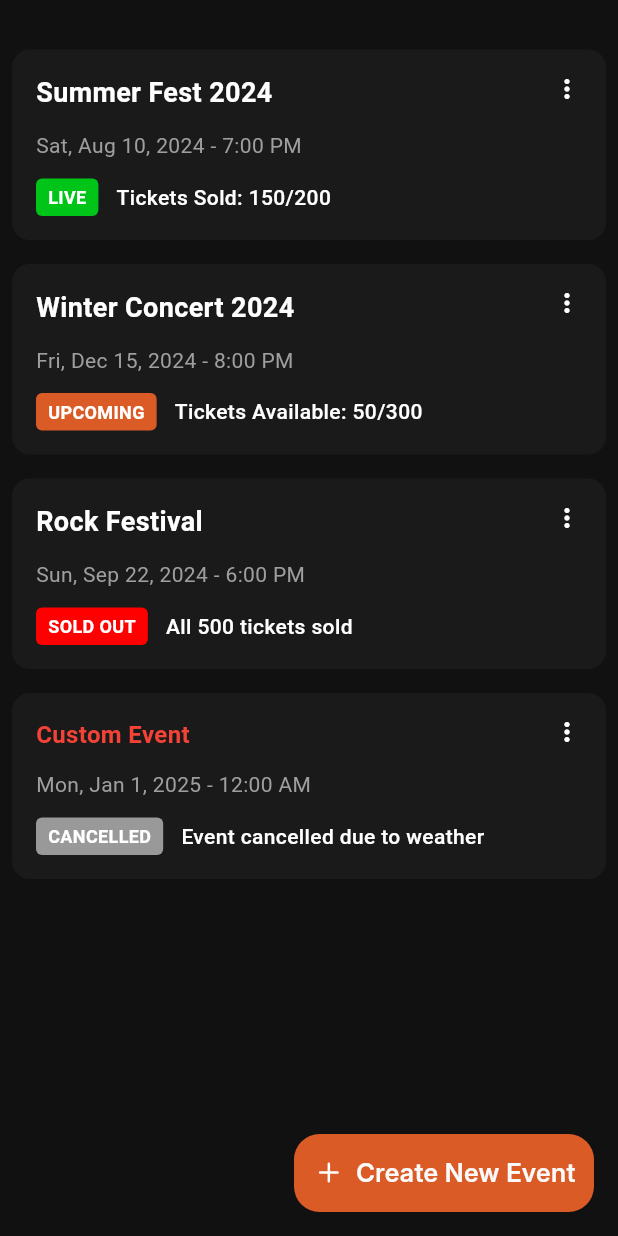
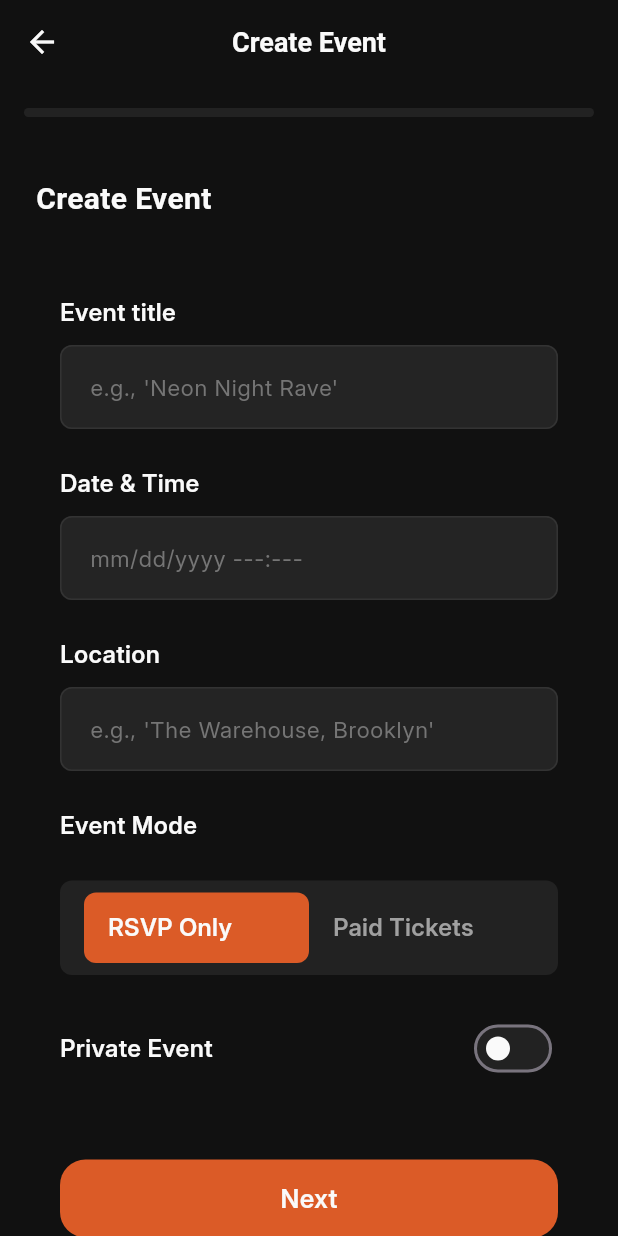
Before and after one commit to Nashkim254/nest, a Flutter app: the PastTab screen opened directly with empty values, after a tap on "Create New Event", on a phone screen of 412 x 824 dp. Run offline on Flutter 3.47's test engine with Material 3 defaults, Android fonts, the light colour scheme and no system bars; our stand-ins replace flutter_svg, image_picker, permission_handler, stacked, stacked_services, stacked_shared and 1 more.

Commit message:
create event

```diff
--- a/lib/app/app.dart
+++ b/lib/app/app.dart
@@ -28,6 +28,7 @@ import 'package:nest/ui/views/discover_find_people/discover_find_people_view.dar
 import 'package:nest/ui/dialogs/comments/comments_dialog.dart';
 import 'package:nest/ui/bottom_sheets/share/share_sheet.dart';
 import 'package:nest/ui/bottom_sheets/report/report_sheet.dart';
+import 'package:nest/ui/views/create_event/create_event_view.dart';
 // @stacked-import
 
 @StackedApp(
@@ -49,6 +50,7 @@ import 'package:nest/ui/bottom_sheets/report/report_sheet.dart';
     MaterialRoute(page: ChatView),
     MaterialRoute(page: CreatePostView),
     MaterialRoute(page: DiscoverFindPeopleView),
+    MaterialRoute(page: CreateEventView),
 // @stacked-route
   ],
   dependencies: [
--- a/lib/models/event_data.dart
+++ b/lib/models/event_data.dart
@@ -1,4 +1,3 @@
-
 import 'package:flutter/material.dart';
 
 import '../ui/common/app_enums.dart';
--- /dev/null
+++ b/lib/models/page_item.dart
@@ -0,0 +1,7 @@
+class PageItem {
+  final String title;
+
+  PageItem({
+    required this.title,
+  });
+}
--- a/lib/ui/bottom_sheets/report/report_sheet.dart
+++ b/lib/ui/bottom_sheets/report/report_sheet.dart
@@ -176,8 +176,7 @@ class ReportOptionItemWidget extends StatelessWidget {
                       child: Icon(
                         Icons.circle,
                         size: 8,
-                        color: kcWhiteColor
-                        ,
+                        color: kcWhiteColor,
                       ),
                     )
                   : null,
--- a/lib/ui/common/app_colors.dart
+++ b/lib/ui/common/app_colors.dart
@@ -37,4 +37,5 @@ const Color kcMyTextColor = Color(0xFF2A2A2A);
 const Color kcGrey3Color = Color(0xFF222222);
 const Color kcGrey4Color = Color(0xFFA0A0A0);
 const Color kcEventCardColor = Color(0xFF111111);
+const Color kcStepperColor = Color(0xFF222222);
 const Color kcBackgroundColor = kcDarkGreyColor;
--- a/lib/ui/common/app_enums.dart
+++ b/lib/ui/common/app_enums.dart
@@ -76,3 +76,11 @@ enum EventStatus {
   final String label;
   final Color color;
 }
+
+enum EventMode {
+  rsvp('RSVP Only'),
+  paid('Paid Tickets');
+
+  const EventMode(this.label);
+  final String label;
+}
--- /dev/null
+++ b/lib/ui/views/create_event/create_event_view.dart
@@ -0,0 +1,112 @@
+import 'package:flutter/material.dart';
+import 'package:nest/ui/common/app_colors.dart';
+import 'package:nest/ui/common/app_custom_button.dart';
+import 'package:nest/ui/common/app_inputdecoration.dart';
+import 'package:nest/ui/common/app_styles.dart';
+import 'package:nest/ui/views/create_event/event_visuals.dart';
+import 'package:nest/ui/views/create_event/progress_bar.dart';
+import 'package:nest/ui/views/create_event/ticket_setup.dart';
+import 'package:stacked/stacked.dart';
+
+import '../../../models/page_item.dart';
+import '../../../models/progress_segment.dart';
+import '../../common/ui_helpers.dart';
+import 'create_event_viewmodel.dart';
+import 'event_details.dart';
+
+class CreateEventView extends StackedView<CreateEventViewModel> {
+  const CreateEventView({Key? key}) : super(key: key);
+
+  @override
+  Widget builder(
+    BuildContext context,
+    CreateEventViewModel viewModel,
+    Widget? child,
+  ) {
+    return SafeArea(
+      child: Scaffold(
+        backgroundColor: kcDarkColor,
+        appBar: AppBar(
+          backgroundColor: kcDarkColor,
+          automaticallyImplyLeading: false,
+          leading: IconButton(
+            onPressed: () {},
+            icon: Icon(
+              Icons.adaptive.arrow_back_outlined,
+              color: kcWhiteColor,
+            ),
+          ),
+          elevation: 0,
+          title: const Text(
+            'Create Event',
+            style: TextStyle(
+              fontSize: 18,
+              fontWeight: FontWeight.w600,
+              color: kcWhiteColor,
+            ),
+          ),
+          centerTitle: true,
+        ),
+        body: Column(
+          children: [
+            // Progress Bar
+            const Padding(
+              padding: EdgeInsets.all(16.0),
+              child: StackedProgressBar(),
+            ),
+
+            // Page View
+            Expanded(
+              child: _buildPageView(viewModel),
+            ),
+
+            // Navigation Buttons
+          ],
+        ),
+      ),
+    );
+  }
+
+  @override
+  CreateEventViewModel viewModelBuilder(
+    BuildContext context,
+  ) =>
+      CreateEventViewModel();
+}
+
+Widget _buildPageView(CreateEventViewModel viewModel) {
+  return PageView.builder(
+    controller: viewModel.pageController,
+    onPageChanged: viewModel.onPageChanged,
+    itemCount: viewModel.itemCount,
+    itemBuilder: (context, index) {
+      return _buildPageItem(
+          viewModel.items[index], index, viewModel.itemCount, viewModel);
+    },
+  );
+}
+
+Widget _buildPageItem(
+    PageItem item, int index, int totalItems, CreateEventViewModel viewModel) {
+  return SingleChildScrollView(
+    padding: const EdgeInsets.all(24),
+    child: Column(crossAxisAlignment: CrossAxisAlignment.start, children: [
+      // Page Title
+      Text(
+        item.title,
+        style: const TextStyle(
+          fontSize: 20,
+          fontWeight: FontWeight.bold,
+          color: kcWhiteColor,
+        ),
+      ),
+
+      verticalSpaceMedium,
+
+      // Page Content
+      if (index == 0) EventDetails(viewModel: viewModel),
+      if (index == 1) TicketSetup(viewModel: viewModel),
+      if (index == 2) EventVisuals(viewModel: viewModel),
+    ]),
+  );
+}
--- /dev/null
+++ b/lib/ui/views/create_event/create_event_viewmodel.dart
@@ -0,0 +1,103 @@
+import 'package:flutter/material.dart';
+import 'package:nest/ui/common/app_enums.dart';
+import 'package:stacked/stacked.dart';
+
+import '../../../models/page_item.dart';
+
+class CreateEventViewModel extends BaseViewModel {
+  final PageController _pageController = PageController();
+  PageController get pageController => _pageController;
+  bool _max1PerUser = false;
+  bool get isMax1PerUser => _max1PerUser;
+  set isMax1PerUser(bool value) {
+    _max1PerUser = value;
+    notifyListeners();
+  }
+
+  int _currentPage = 0;
+  int get currentPage => _currentPage;
+  EventMode _eventMode = EventMode.rsvp;
+  EventMode get eventMode => _eventMode;
+  set eventMode(EventMode mode) {
+    _eventMode = mode;
+    notifyListeners();
+  }
+
+  bool isPrivate = false;
+  bool get isRsvP => _eventMode == EventMode.rsvp;
+  bool get isPaid => _eventMode == EventMode.paid;
+
+  togglePaidTickets() {
+    _eventMode = _eventMode == EventMode.paid ? EventMode.rsvp : EventMode.paid;
+    notifyListeners();
+  }
+
+  togglePrivate() {
+    isPrivate = !isPrivate;
+    notifyListeners();
+  }
+
+  final List<PageItem> _items = [
+    PageItem(
+      title: "Create Event",
+    ),
+    PageItem(
+      title: "Ticket Setup",
+    ),
+    PageItem(
+      title: "Event Visuals",
+    ),
+  ];
+  List<PageItem> get items => _items;
+  int get itemCount => _items.length;
+  PageItem get currentItem => _items[_currentPage];
+  bool get isFirstPage => _currentPage == 0;
+  bool get isLastPage => _currentPage == _items.length - 1;
+  double get progress => (_currentPage + 1) / _items.length;
+
+  void onPageChanged(int index) {
+    _currentPage = index;
+    notifyListeners();
+  }
+
+  Future<void> nextPage() async {
+    if (!isLastPage) {
+      await _pageController.nextPage(
+        duration: const Duration(milliseconds: 300),
+        curve: Curves.easeInOut,
+      );
+    }
+  }
+
+  Future<void> previousPage() async {
+    if (!isFirstPage) {
+      await _pageController.previousPage(
+        duration: const Duration(milliseconds: 300),
+        curve: Curves.easeInOut,
+      );
+    }
+  }
+
+  Future<void> goToPage(int index) async {
+    await _pageController.animateToPage(
+      index,
+      duration: const Duration(milliseconds: 300),
+      curve: Curves.easeInOut,
+    );
+  }
+
+  void onFinishPressed() {
+    setBusy(true);
+
+    // Simulate some async operation
+    Future.delayed(const Duration(seconds: 1), () {
+      setBusy(false);
+    });
+  }
+
+  @override
+  void dispose() {
+    _pageController.dispose();
+    super.dispose();
+  }
+}
--- /dev/null
+++ b/lib/ui/views/create_event/event_details.dart
@@ -0,0 +1,186 @@
+import 'package:flutter/material.dart';
+import 'package:nest/ui/views/create_event/progress_bar.dart';
+
+import '../../common/app_colors.dart';
+import '../../common/app_custom_button.dart';
+import '../../common/app_inputdecoration.dart';
+import '../../common/app_styles.dart';
+import '../../common/ui_helpers.dart';
+import 'create_event_viewmodel.dart';
+
+class EventDetails extends StatelessWidget {
+  const EventDetails({super.key, required this.viewModel});
+  final CreateEventViewModel viewModel;
+  @override
+  Widget build(BuildContext context) {
+    return Padding(
+      padding: const EdgeInsets.symmetric(horizontal: 16.0, vertical: 25.0),
+      child: SingleChildScrollView(
+        child: Column(
+          crossAxisAlignment: CrossAxisAlignment.start,
+          children: [
+            Text(
+              'Event title',
+              style: titleTextMedium.copyWith(
+                fontSize: 16,
+                fontWeight: FontWeight.w600,
+                color: kcWhiteColor,
+              ),
+            ),
+            verticalSpaceSmall,
+            TextFormField(
+              decoration: AppInputDecoration.standard(
+                hintText: "e.g., 'Neon Night Rave'",
+                filled: true,
+              ),
+            ),
+            verticalSpaceMedium,
+            Text(
+              'Date & Time',
+              style: titleTextMedium.copyWith(
+                fontSize: 16,
+                fontWeight: FontWeight.w600,
+                color: kcWhiteColor,
+              ),
+            ),
+            verticalSpaceSmall,
+            TextFormField(
+              decoration: AppInputDecoration.standard(
+                hintText: 'mm/dd/yyyy ---:---',
+                filled: true,
+              ),
+            ),
+            verticalSpaceMedium,
+            Text(
+              'Location',
+              style: titleTextMedium.copyWith(
+                fontSize: 16,
+                fontWeight: FontWeight.w600,
+                color: kcWhiteColor,
+              ),
+            ),
+            verticalSpaceSmall,
+            TextFormField(
+              decoration: AppInputDecoration.standard(
+                hintText: "e.g., 'The Warehouse, Brooklyn'",
+                filled: true,
+              ),
+            ),
+            verticalSpaceMedium,
+            Text(
+              'Event Mode',
+              style: titleTextMedium.copyWith(
+                fontSize: 16,
+                fontWeight: FontWeight.w600,
+                color: kcWhiteColor,
+              ),
+            ),
+            verticalSpaceMedium,
+            Container(
+              padding: const EdgeInsets.symmetric(
+                horizontal: 16.0,
+                vertical: 8.0,
+              ),
+              decoration: BoxDecoration(
+                color: kcStepperColor,
+                borderRadius: BorderRadius.circular(8.0),
+              ),
+              child: Row(
+                mainAxisAlignment: MainAxisAlignment.spaceBetween,
+                children: [
+                  Expanded(
+                    child: InkWell(
+                      onTap: () => viewModel.togglePaidTickets(),
+                      child: Container(
+                        padding: const EdgeInsets.symmetric(
+                          horizontal: 16.0,
+                          vertical: 12.0,
+                        ),
+                        decoration: BoxDecoration(
+                          color: viewModel.isRsvP
+                              ? kcPrimaryColor
+                              : Colors.transparent,
+                          borderRadius: BorderRadius.circular(8.0),
+                        ),
+                        child: Text(
+                          'RSVP Only',
+                          style: titleTextMedium.copyWith(
+                            fontSize: 16,
+                            fontWeight: FontWeight.w600,
+                            color: viewModel.isRsvP
+                                ? kcWhiteColor
+                                : kcDisableIconColor,
+                          ),
+                        ),
+                      ),
+                    ),
+                  ),
+                  Expanded(
+                    child: InkWell(
+                      onTap: () => viewModel.togglePaidTickets(),
+                      child: Container(
+                        padding: const EdgeInsets.symmetric(
+                          horizontal: 16.0,
+                          vertical: 12.0,
+                        ),
+                        decoration: BoxDecoration(
+                          color: viewModel.isPaid
+                              ? kcPrimaryColor
+                              : Colors.transparent,
+                          borderRadius: BorderRadius.circular(8.0),
+                        ),
+                        child: Text(
+                          'Paid Tickets',
+                          style: titleTextMedium.copyWith(
+                            fontSize: 16,
+                            fontWeight: FontWeight.w600,
+                            color: viewModel.isPaid
+                                ? kcWhiteColor
+                                : kcDisableIconColor,
+                          ),
+                        ),
+                      ),
+                    ),
+                  ),
+                ],
+              ),
+            ),
+            verticalSpaceMedium,
+            Row(
+              mainAxisAlignment: MainAxisAlignment.spaceBetween,
+              children: [
+                Text(
+                  'Private Event',
+                  style: titleTextMedium.copyWith(
+                    fontSize: 16,
+                    fontWeight: FontWeight.w600,
+                    color: kcWhiteColor,
+                  ),
+                ),
+                Switch(
+                  value: viewModel.isPrivate,
+                  onChanged: (value) => viewModel.togglePrivate(),
+                  activeColor: kcWhiteColor,
+                  activeTrackColor: kcPrimaryColor,
+                  inactiveThumbColor: kcWhiteColor,
+                  inactiveTrackColor: kcStepperColor,
+                ),
+              ],
+            ),
+            verticalSpaceMedium,
+            viewModel.isPrivate
+                ? TextFormField(
+                    decoration: AppInputDecoration.standard(
+                      hintText: "Enter Password",
+                      filled: true,
+                    ),
+                  )
+                : const SizedBox.shrink(),
+            verticalSpaceMedium,
+            AppButton(labelText: 'Next', onTap: () {})
+          ],
+        ),
+      ),
+    );
+  }
+}
--- /dev/null
+++ b/lib/ui/views/create_event/progress_bar.dart
@@ -0,0 +1,20 @@
+import 'package:flutter/material.dart';
+import 'package:nest/ui/common/app_colors.dart';
+
+import '../../../models/progress_segment.dart';
+
+
+class StackedProgressBar extends StatelessWidget {
+  const StackedProgressBar({super.key});
+
+  @override
+  Widget build(BuildContext context) {
+    return Container(
+      height: 6,
+      decoration: BoxDecoration(
+        color: kcStepperColor,
+        borderRadius: BorderRadius.circular(3),
+      ),
+    );
+  }
+}
--- a/lib/ui/views/hosting/hosting_view.dart
+++ b/lib/ui/views/hosting/hosting_view.dart
@@ -83,7 +83,9 @@ class HostingView extends StackedView<HostingViewModel> {
   buildView(HostingViewModel viewModel) {
     switch (viewModel.selectedSelector) {
       case HostingSelector.events:
-        return  EventTab(viewModel: viewModel,);
+        return EventTab(
+          viewModel: viewModel,
+        );
       case HostingSelector.analytics:
         return const AnalyticsTab();
       case HostingSelector.quickActions:
--- a/lib/ui/views/hosting/widgets/analytics.dart
+++ b/lib/ui/views/hosting/widgets/analytics.dart
@@ -62,8 +62,8 @@ class AnalyticsTab extends StatelessWidget {
       ],
     );
   }
+}
 
-}
 Widget buildSelector({
   required String label,
   required bool isSelected,
@@ -140,7 +140,9 @@ Widget buildInsightWidget(
 ) {
   return Container(
     width: double.infinity,
-    padding: const EdgeInsets.symmetric(horizontal: 10, ),
+    padding: const EdgeInsets.symmetric(
+      horizontal: 10,
+    ),
     decoration: BoxDecoration(
       color: kcDarkGreyColor,
       borderRadius: BorderRadius.circular(10),
--- a/lib/ui/views/hosting/widgets/events.dart
+++ b/lib/ui/views/hosting/widgets/events.dart
@@ -11,7 +11,7 @@ import '../hosting_viewmodel.dart';
 
 class EventTab extends StatelessWidget {
   const EventTab({super.key, required this.viewModel});
-final HostingViewModel viewModel;
+  final HostingViewModel viewModel;
   @override
   Widget build(BuildContext context) {
     return DefaultTabController(
--- a/lib/ui/views/hosting/widgets/past_tab.dart
+++ b/lib/ui/views/hosting/widgets/past_tab.dart
@@ -1,4 +1,7 @@
 import 'package:flutter/material.dart';
+import 'package:nest/app/app.locator.dart';
+import 'package:nest/app/app.router.dart';
+import 'package:stacked_services/stacked_services.dart';
 
 import '../../../common/app_colors.dart';
 import '../../../common/app_custom_button.dart';
@@ -64,7 +67,7 @@ class PastTab extends StatelessWidget {
         width: 200,
         leadingIcon: add,
         labelText: 'Create New Event',
-        onTap: () {},
+        onTap: () => locator<NavigationService>().navigateToCreateEventView(),
       ),
     );
   }
```
Also changed, not shown: lib/app/app.router.dart (+76 -34 lines), lib/models/progress_segment.dart (added, +12 -0 lines), lib/ui/views/create_event/event_visuals.dart (added, +33 -0 lines), lib/ui/views/create_event/ticket_setup.dart (added, +120 -0 lines), lib/ui/views/hosting/widgets/event_card.dart (+6 -4 lines), 1 other file. Lines whose indentation alone changed are shown as unchanged.
